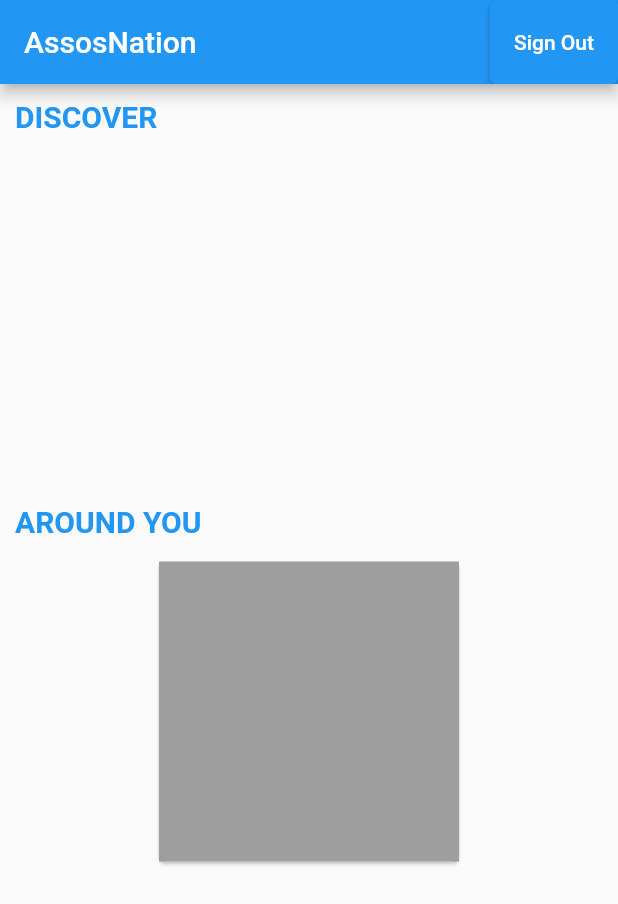
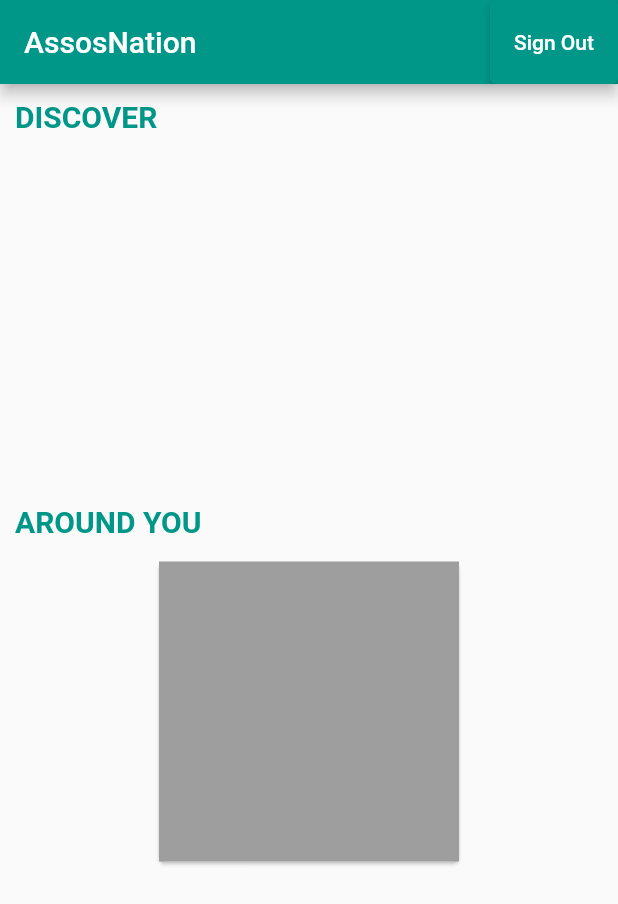
Before and after one commit to AssosNation/AssosNation-App, a Flutter app: the screen it shows once a user with an empty profile is signed in, on a phone screen of 412 x 824 dp. Shown: the top 904 px of the screen. Run offline on Flutter 3.47's test engine with Material 2 defaults, Android fonts, the phone set to English and light mode, and no system bars; drawn by our look-alikes of carousel_slider; our stand-ins replace cloud_firestore, firebase_auth, firebase_core, geolocator, google_maps_flutter; accounts and stored records are empty.

Commit message:
Changed colors

```diff
--- a/lib/components/an_title.dart
+++ b/lib/components/an_title.dart
@@ -17,7 +17,7 @@ class AnTitle extends StatelessWidget {
               _title,
               style: TextStyle(
                   fontSize: 20.0,
-                  color: Colors.blue,
+                  color: Colors.teal,
                   fontWeight: FontWeight.w600),
             ),
           ],
--- a/lib/components/association_card_title.dart
+++ b/lib/components/association_card_title.dart
@@ -11,9 +11,7 @@ class AssociationCardTitle extends StatelessWidget {
     return Container(
       child: Text(assos.name,
           style: TextStyle(
-              fontWeight: FontWeight.bold,
-              fontSize: 18.0,
-              color: Colors.lightBlue)),
+              fontWeight: FontWeight.bold, fontSize: 18.0, color: Colors.teal)),
     );
   }
 }
--- a/lib/main.dart
+++ b/lib/main.dart
@@ -28,7 +28,7 @@ class MyApp extends StatelessWidget {
           return MaterialApp(
             title: appName,
             theme: ThemeData(
-              primarySwatch: Colors.blue,
+              primarySwatch: Colors.teal,
             ),
             home: StreamProvider<AnUser?>(
               create: (_) => AuthService().user,
```
Also changed, not shown: lib/components/association_card.dart (+5 -8 lines).
